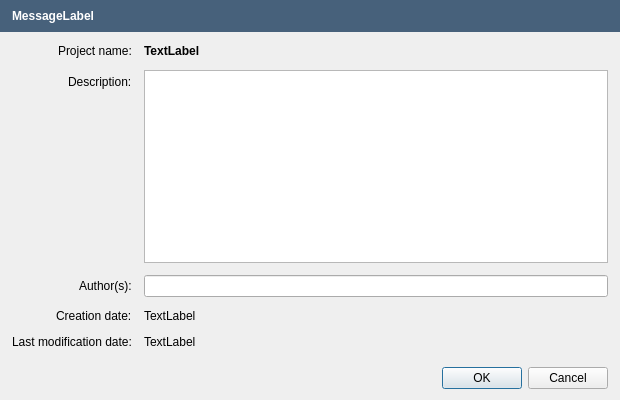
First picture: the form in src/apps/openfluid-builder/base/EditProjectPropertiesDialog.ui, repository OpenFLUID/openfluid, before the edit.
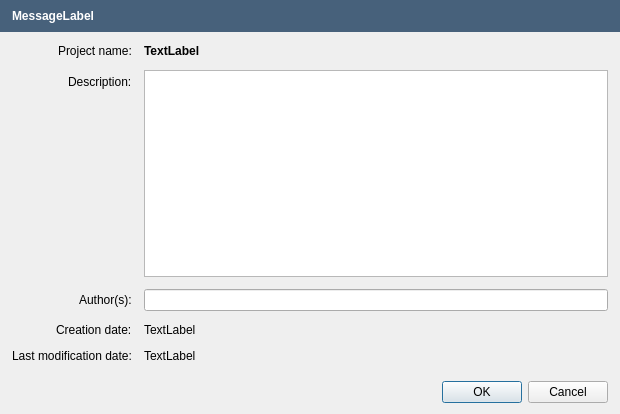
Second picture: the form after the edit.

Diff of the .ui file:
```diff
--- a/src/apps/openfluid-builder/base/EditProjectPropertiesDialog.ui
+++ b/src/apps/openfluid-builder/base/EditProjectPropertiesDialog.ui
@@ -7,7 +7,7 @@
     <x>0</x>
     <y>0</y>
     <width>620</width>
-    <height>400</height>
+    <height>414</height>
    </rect>
   </property>
   <property name="sizePolicy">
```
Left out of the diff: 11 changed lines with no effect on the pictures.
